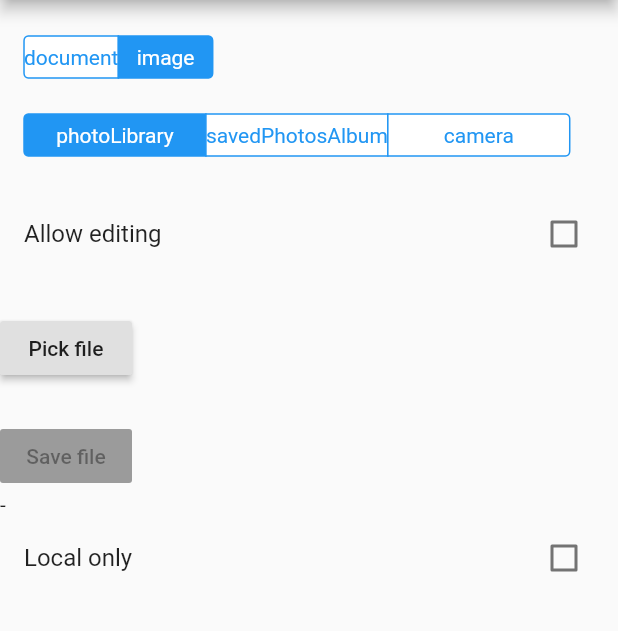
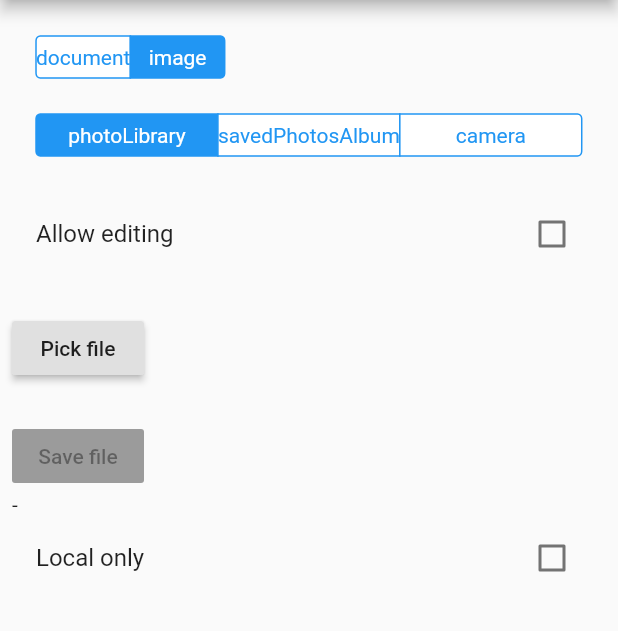
Before and after one commit to kineapps/flutter_file_dialog, a Flutter app: the screen it shows after launch, on a phone screen of 412 x 824 dp, the part 84-715 px from its top. Run offline on Flutter 3.47's test engine with Material 2 defaults, Android fonts, the phone set to English and light mode, and no system bars.

Commit message:
Minor fix to example app layout

```diff
--- a/example/lib/main.dart
+++ b/example/lib/main.dart
@@ -40,7 +40,8 @@ class _MyAppState extends State<MyApp> {
         appBar: AppBar(
           title: const Text('FlutterFileDialog test app'),
         ),
-        body: Center(
+        body: SingleChildScrollView(
+          padding: const EdgeInsets.symmetric(horizontal: 8),
           child: Column(
             crossAxisAlignment: CrossAxisAlignment.start,
             children: <Widget>[
```
